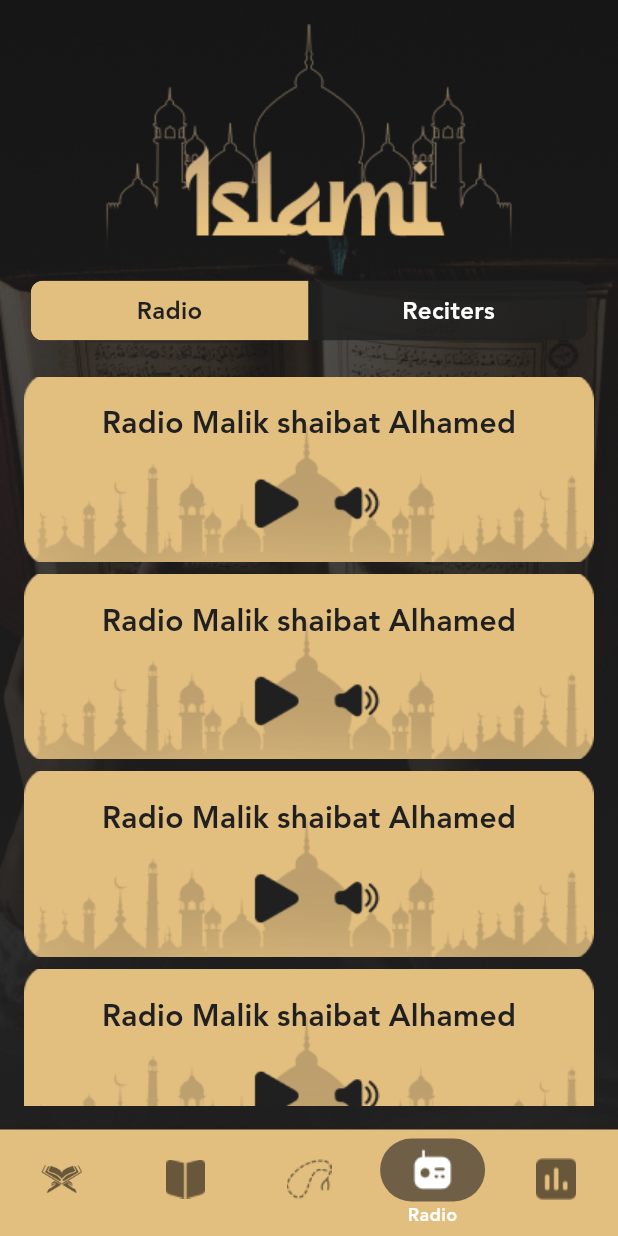
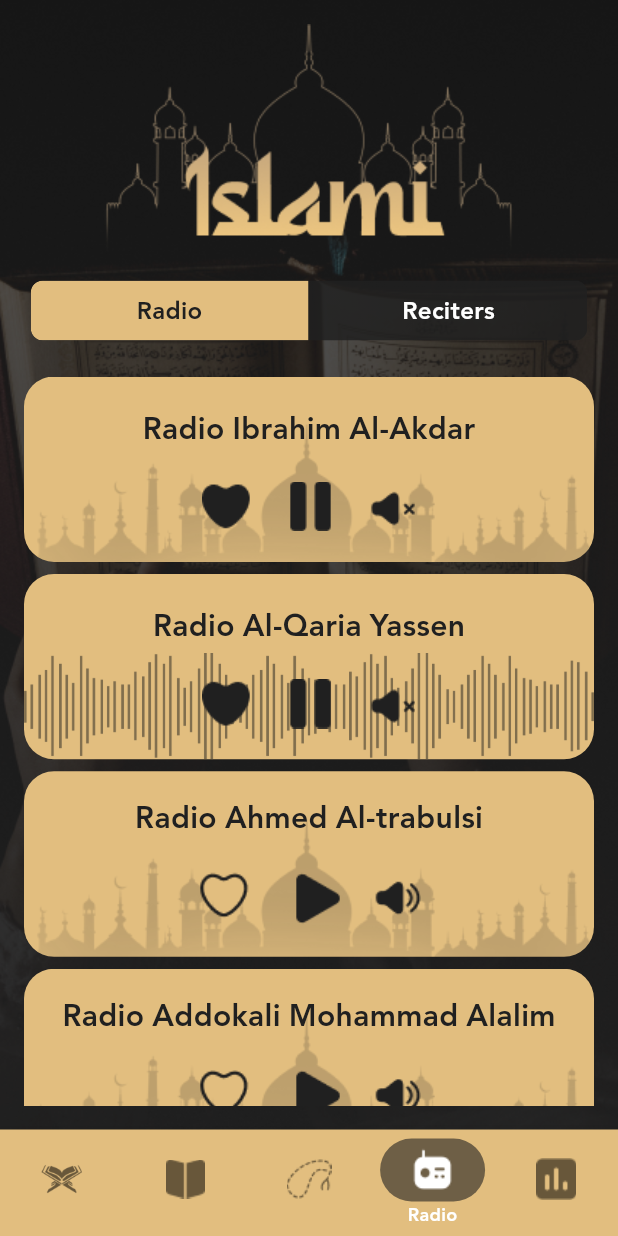
Before and after one commit to yousseftaher65/Islami-App, a Flutter app: the HomeScreen screen opened by its route, item 4 of the bottom bar chosen, on a phone screen of 412 x 824 dp. Run offline on Flutter 3.47's test engine with Material 3 defaults, Android fonts, the phone set to English and light mode, and no system bars; drawn by our look-alikes of toggle_switch; our stand-ins replace introduction_screen, shared_preferences; accounts and stored records are empty.

Commit message:
changes in radio tab ui

```diff
--- a/lib/ui/screens/home/tabs/quran_tab/sura_list.dart
+++ b/lib/ui/screens/home/tabs/quran_tab/sura_list.dart
@@ -9,7 +9,7 @@ class SuraList extends StatelessWidget {
 
   @override
   Widget build(BuildContext context) {
-    Suras.searchResults.clear();
+
     Suras.searchResults = Suras.suraList.where((sura) {
       return sura.nameAr.contains(userTxt) || sura.nameEn.toLowerCase().contains(userTxt);
     }).toList();
--- a/lib/ui/screens/home/tabs/radio_tab/radio_tab.dart
+++ b/lib/ui/screens/home/tabs/radio_tab/radio_tab.dart
@@ -50,7 +50,7 @@ class _RadioTabState extends State<RadioTab> {
             const SizedBox(
               height: 24,
             ),
-            currentIndex == 1 ? const RecitersContainer() : const RadioContainer(),
+            currentIndex == 1 ?  RecitersContainer() :  RadioContainer(),
           ],
         ),
       ),
--- a/lib/ui/widgets/radio_container.dart
+++ b/lib/ui/widgets/radio_container.dart
@@ -2,7 +2,7 @@ import 'package:flutter/material.dart';
 import 'package:islami_pojo/ui/theme/style.dart';
 
 class RadioContainer extends StatelessWidget {
-  const RadioContainer({super.key});
+   RadioContainer({super.key});
 
   @override
   Widget build(BuildContext context) {
@@ -14,22 +14,52 @@ class RadioContainer extends StatelessWidget {
               ),
           itemCount: 4,
           itemBuilder: (context, index) {
-            return Container(
+            return index == 1
+                ? Container(
                     height: size.height * 0.15,
-              decoration: const BoxDecoration(
+                    decoration: BoxDecoration(
+                      borderRadius: BorderRadius.circular(20),
+                      color: Style.primaryColor,
                       image: DecorationImage(
-                      image: AssetImage('assets/images/radioCard.png'),
-                      fit: BoxFit.cover)),
+                          alignment: Alignment.bottomCenter,
+                          opacity: .5,
+                          image: AssetImage('assets/images/soundWave 1.png'),
+                          fit: BoxFit.contain),
+                    ),
                     child: Column(
                       mainAxisAlignment: MainAxisAlignment.spaceEvenly,
                       children: [
                         Text(
-                    'Radio Malik shaibat Alhamed',
-                    style:
-                        TxtStyle.regular.copyWith(color: Style.secondaryColor),
+                          'Radio ${getNameList[index]}',
+                          style: TxtStyle.regular
+                              .copyWith(color: Style.secondaryColor),
                         ),
                         Image.asset(
-                    'assets/images/playRadio.png',
+                          'assets/images/radioPlay.png',
+                        ),
+                      ],
+                    ),
+                  )
+                : Container(
+                    height: size.height * 0.15,
+                    decoration: BoxDecoration(
+                      borderRadius: BorderRadius.circular(20),
+                      image: DecorationImage(
+                          image: AssetImage('assets/images/radioCard.png'),
+                          fit: BoxFit.cover),
+                    ),
+                    child: Column(
+                      mainAxisAlignment: MainAxisAlignment.spaceEvenly,
+                      children: [
+                        Text(
+                          'Radio ${getNameList[index]}',
+                          style: TxtStyle.regular
+                              .copyWith(color: Style.secondaryColor),
+                        ),
+                        Image.asset(
+                          index == 2 || index == 3
+                         ?'assets/images/radioPlay2.png'
+                         : 'assets/images/radioPlay.png',
                         ),
                       ],
                     ),
@@ -37,4 +67,10 @@ class RadioContainer extends StatelessWidget {
           }),
     );
   }
+  final List<String> getNameList = [
+    'Ibrahim Al-Akdar',
+    'Al-Qaria Yassen',
+    'Ahmed Al-trabulsi',
+    "Addokali Mohammad Alalim"
+  ];
 }
```
Also changed, not shown: lib/ui/screens/home/tabs/quran_tab/quran_tab.dart (+11 -25 lines), lib/ui/widgets/reciters_container.dart (+47 -9 lines), assets/images/2.0x/radioPlay2@2x.png (added), assets/images/2.0x/radioPlay@2x.png (added), assets/images/2.0x/soundWave 1@2x.png (added), assets/images/3.0x/radioPlay2@3x.png (added), assets/images/3.0x/radioPlay@3x.png (added), assets/images/3.0x/soundWave 1@3x.png (added), assets/images/radioPlay.png (added), assets/images/radioPlay2.png (added), assets/images/soundWave 1.png (added). Lines whose indentation alone changed are shown as unchanged.
